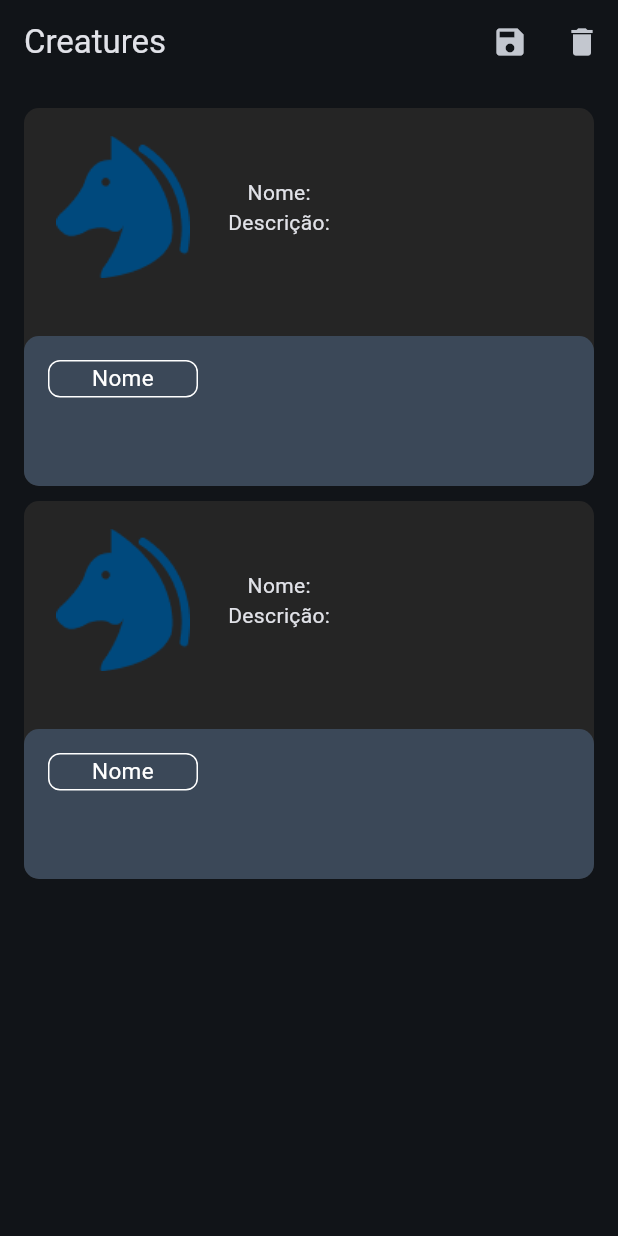
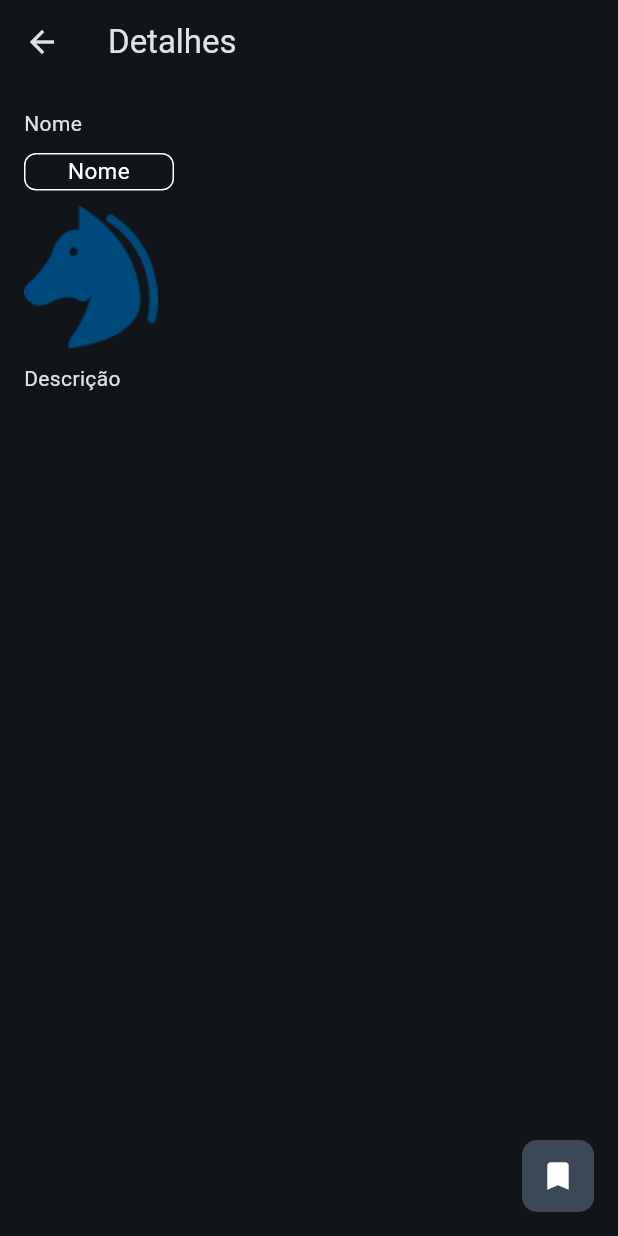
Before and after one commit to FloraRosaPupo/hyrule_arq_limpa, a Flutter app: the screen it shows after launch, on a phone screen of 412 x 824 dp. Run offline on Flutter 3.47's test engine with Material 3 defaults, Android fonts, the phone set to English and light mode, and no system bars; our stand-ins replace dio, floor, sqflite; accounts and stored records are empty; generated files the repository leaves out were written again.

Commit message:
detalhes Creatures

```diff
--- a/lib/main.dart
+++ b/lib/main.dart
@@ -1,6 +1,7 @@
 import 'package:flutter/material.dart';
 import 'package:hyrule/screens/categorys.dart';
 import 'package:hyrule/screens/creatures.dart';
+import 'package:hyrule/screens/creatures_details.dart';
 
 void main() {
   runApp(const Hyrule());
@@ -21,7 +22,7 @@ class Hyrule extends StatelessWidget {
             Brightness.dark, //brightness é a luminosidade do tema -> escuro
         useMaterial3: true,
       ),
-      home: Creatures(),
+      home: CreaturesDetails(),
     );
     /*Scaffold(
           appBar: AppBar(
--- a/lib/screens/creatures.dart
+++ b/lib/screens/creatures.dart
@@ -11,13 +11,10 @@ class Creatures extends StatelessWidget {
         title: const Text('Creatures'),
         actions: [
           IconButton(
-            icon: Icon(Icons.save),
+            icon: Icon(Icons.bookmark),
             onPressed: () {},
           ),
-          IconButton(
-            icon: Icon(Icons.delete),
-            onPressed: () {},
-          ),
+
         ],
       ),
       body: Padding(
--- /dev/null
+++ b/lib/screens/creatures_details.dart
@@ -0,0 +1,62 @@
+import 'package:flutter/material.dart';
+import 'package:hyrule/screens/components/creatures/card_commonLocations.dart';
+
+class CreaturesDetails extends StatelessWidget {
+  const CreaturesDetails({super.key});
+
+  @override
+  Widget build(BuildContext context) {
+    return Scaffold(
+        appBar: AppBar(
+          title: const Text('Detalhes '),
+          leading: IconButton(onPressed: () {}, icon: Icon(Icons.arrow_back)),
+        ),
+        body: Padding(
+          padding: EdgeInsets.all(16),
+          child: Stack(
+            children: [
+              Container(
+                width: MediaQuery.of(context).size.width,
+                child: const Column(
+                  crossAxisAlignment: CrossAxisAlignment.start,
+                  children: [
+                    Text('Nome'),
+                    SizedBox(
+                      height: 10,
+                    ),
+                    Wrap(
+                      children: [
+                        CardCommonlocations(),
+                      ],
+                    ),
+                    SizedBox(
+                      height: 10,
+                    ),
+                    Image(image: AssetImage('assets/images/creatures.png')),
+                    SizedBox(
+                      height: 10,
+                    ),
+                    Text('Descrição'),
+                  ],
+                ),
+              ),
+              Container(
+                alignment: Alignment.bottomRight,
+                child: Container(
+                  decoration: BoxDecoration(
+                      borderRadius: BorderRadius.circular(10),
+                      color: const Color(0xFF3B4858),),
+                  child: IconButton(
+                    icon: const Icon(
+                      Icons.bookmark,
+                      color: Colors.white,
+                    ),
+                    onPressed: () {},
+                  ),
+                ),
+              )
+            ],
+          ),
+        ));
+  }
+}
```
Also changed, not shown: lib/screens/components/creatures/card_creature.dart (+54 -5 lines).
